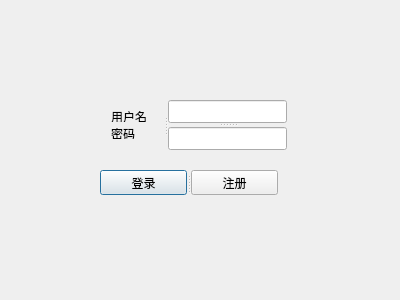
yts1999/word-elimination, file login.ui: the form before one commit.
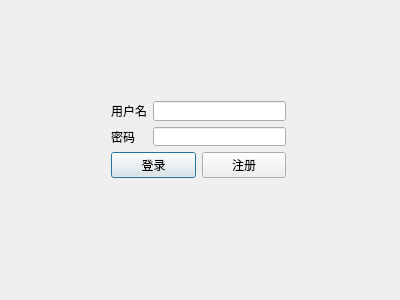
The form after the commit.

The edit to the form file:
```diff
--- a/login.ui
+++ b/login.ui
@@ -11,78 +11,65 @@
    </rect>
   </property>
   <property name="windowTitle">
-   <string>Login</string>
-  </property>
-  <widget class="QSplitter" name="splitter_3">
-   <property name="geometry">
-    <rect>
-     <x>100</x>
-     <y>100</y>
-     <width>187</width>
-     <height>50</height>
-    </rect>
-   </property>
-   <property name="orientation">
-    <enum>Qt::Horizontal</enum>
-   </property>
-   <widget class="QSplitter" name="splitter_2">
-    <property name="orientation">
-     <enum>Qt::Vertical</enum>
-    </property>
-    <widget class="QSplitter" name="splitter_5">
-     <property name="orientation">
-      <enum>Qt::Vertical</enum>
+   <string>登录</string>
      </property>
      <widget class="QWidget" name="">
-      <layout class="QVBoxLayout" name="verticalLayout">
-       <item>
-        <widget class="QLabel" name="label">
-         <property name="text">
-          <string>用户名</string>
-         </property>
-        </widget>
-       </item>
-       <item>
+   <property name="geometry">
+    <rect>
+     <x>100</x>
+     <y>90</y>
+     <width>197</width>
+     <height>99</height>
+    </rect>
+   </property>
+   <layout class="QGridLayout" name="gridLayout_3">
+    <item row="0" column="0">
+     <layout class="QGridLayout" name="gridLayout">
+      <item row="1" column="0">
         <widget class="QLabel" name="label_2">
          <property name="text">
           <string>密码</string>
          </property>
         </widget>
        </item>
-      </layout>
-     </widget>
-    </widget>
-   </widget>
-   <widget class="QSplitter" name="splitter">
-    <property name="orientation">
-     <enum>Qt::Vertical</enum>
-    </property>
+      <item row="0" column="0">
+       <widget class="QLabel" name="label">
+        <property name="text">
+         <string>用户名</string>
+        </property>
+       </widget>
+      </item>
+      <item row="1" column="1">
+       <widget class="QLineEdit" name="passWord">
+        <property name="echoMode">
+         <enum>QLineEdit::Password</enum>
+        </property>
+       </widget>
+      </item>
+      <item row="0" column="1">
     <widget class="QLineEdit" name="userName"/>
-    <widget class="QLineEdit" name="passWord"/>
-   </widget>
-  </widget>
-  <widget class="QSplitter" name="splitter_4">
-   <property name="geometry">
-    <rect>
-     <x>100</x>
-     <y>170</y>
-     <width>178</width>
-     <height>25</height>
-    </rect>
-   </property>
-   <property name="orientation">
-    <enum>Qt::Horizontal</enum>
-   </property>
+      </item>
+     </layout>
+    </item>
+    <item row="1" column="0">
+     <layout class="QGridLayout" name="gridLayout_2">
+      <item row="0" column="0">
    <widget class="QPushButton" name="loginButton">
     <property name="text">
      <string>登录</string>
     </property>
    </widget>
+      </item>
+      <item row="0" column="1">
    <widget class="QPushButton" name="registerButton">
     <property name="text">
      <string>注册</string>
     </property>
    </widget>
+      </item>
+     </layout>
+    </item>
+   </layout>
   </widget>
  </widget>
  <layoutdefault spacing="6" margin="11"/>
```
Lines whose indentation alone changed are shown as unchanged.
